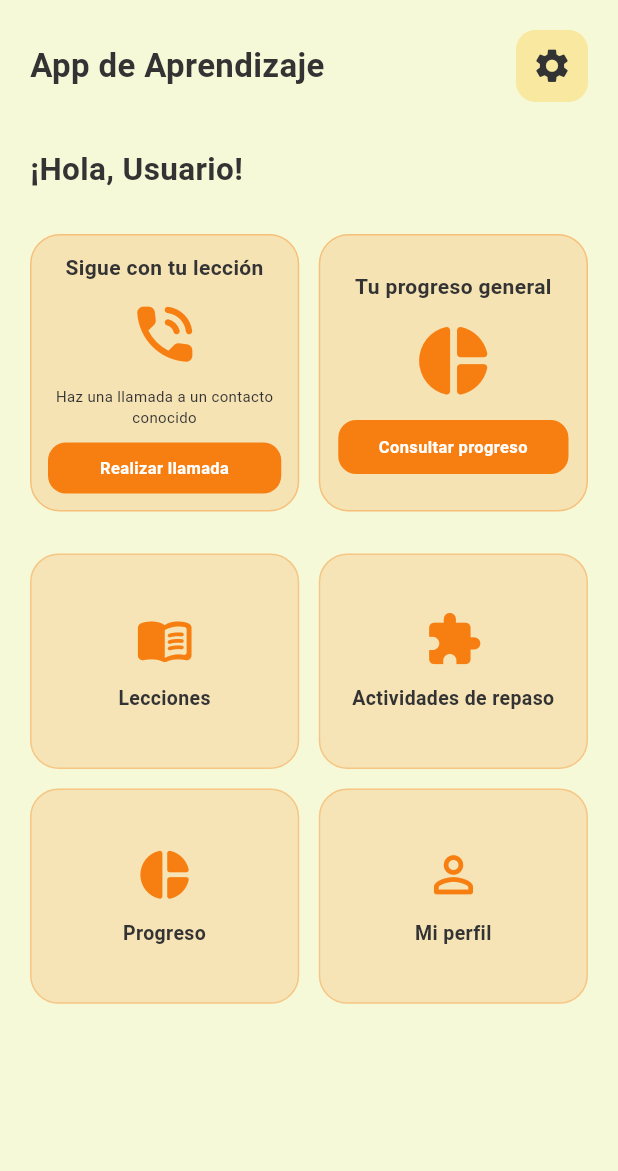
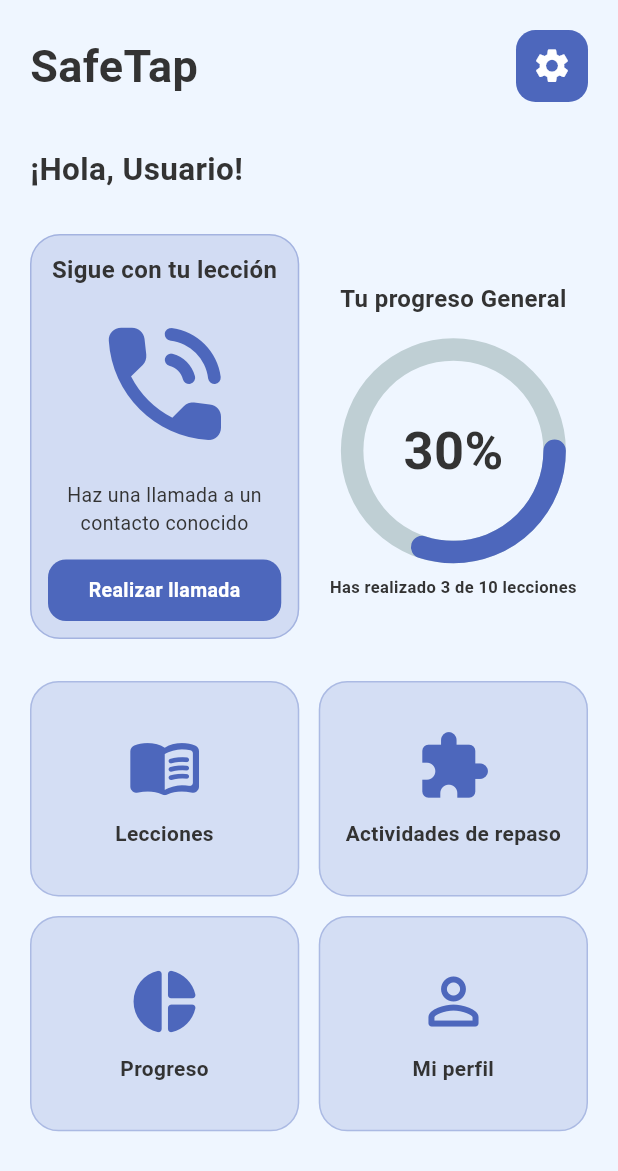
Before and after one commit to DanielCamilo-Paz/simulador, a Flutter app: the screen it shows after launch, on a phone screen of 412 x 824 dp. Shown: the top 1171 px of the screen. Run offline on Flutter 3.47's test engine with Material 3 defaults, Android fonts, the phone set to English and light mode, and no system bars; our stand-ins replace camera, image_picker, shared_preferences.

Commit message:
pantalla principal corregida

```diff
--- a/lib/views/principal/inicio_view.dart
+++ b/lib/views/principal/inicio_view.dart
@@ -13,9 +13,9 @@ class InicioView extends StatefulWidget {
 class _InicioViewState extends State<InicioView> {
 
   // PALETA DE COLORES
-  static const Color naranja = Color(0xFFF77F11);
-  static const Color amarillo = Color(0xFFF8E8A0);
-  static const Color fondo = Color(0xFFF6F9D8);
+  static const Color naranja = Color(0xFF4d67bc);
+  static const Color amarillo = Color(0xFF4d67bc);
+  static const Color fondo = Color(0xFFeff6ff);
   static const Color texto = Color(0xFF333333);
   static const Color blanco = Colors.white;
 
@@ -103,9 +103,9 @@ class _InicioViewState extends State<InicioView> {
 
                   const Expanded(
                     child: Text(
-                      'App de Aprendizaje',
+                      'SafeTap',
                       style: TextStyle(
-                        fontSize: 22,
+                        fontSize: 30,
                         fontWeight: FontWeight.bold,
                         color: texto,
                       ),
@@ -121,7 +121,7 @@ class _InicioViewState extends State<InicioView> {
                       onPressed: null,
                       icon: const Icon(
                         Icons.settings,
-                        color: texto,
+                        color: Colors.white,
                         size: 27,
                       ),
                     ),
@@ -218,7 +218,7 @@ class _InicioViewState extends State<InicioView> {
       onTap: _continuarLeccion,
 
       child: Container(
-        height: 185,
+        height: 270,
         padding: const EdgeInsets.all(11),
 
         decoration: BoxDecoration(
@@ -238,7 +238,7 @@ class _InicioViewState extends State<InicioView> {
               'Sigue con tu lección',
               textAlign: TextAlign.center,
               style: TextStyle(
-                fontSize: 14,
+                fontSize: 16,
                 fontWeight: FontWeight.bold,
                 color: texto,
               ),
@@ -246,7 +246,7 @@ class _InicioViewState extends State<InicioView> {
 
             Icon(
               iconoLeccion,
-              size: 49,
+              size: 100,
               color: naranja,
             ),
 
@@ -254,14 +254,14 @@ class _InicioViewState extends State<InicioView> {
               descripcionLeccion,
               textAlign: TextAlign.center,
               style: const TextStyle(
-                fontSize: 10,
+                fontSize: 13,
                 color: texto,
               ),
             ),
 
             Container(
               width: double.infinity,
-              padding: const EdgeInsets.symmetric(vertical: 9),
+              padding: const EdgeInsets.symmetric(vertical: 11),
 
               decoration: BoxDecoration(
                 color: naranja,
@@ -274,7 +274,7 @@ class _InicioViewState extends State<InicioView> {
                 style: const TextStyle(
                   color: blanco,
                   fontWeight: FontWeight.bold,
-                  fontSize: 11,
+                  fontSize: 13,
                 ),
               ),
             ),
@@ -284,66 +284,111 @@ class _InicioViewState extends State<InicioView> {
     );
   }
 
-  // TARJETA DE PROGRESO
+  // TARJETA DE PROGRESO GENERAL
   Widget _tarjetaProgreso() {
+
+    // DATOS DE EJEMPLO
+    // Después los conectamos al ProgresoController.
+    const int leccionesCompletadas = 3;
+    const int totalLecciones = 10;
+
+    final double porcentaje =
+        leccionesCompletadas / totalLecciones;
+
+    final int porcentajeTexto = (porcentaje * 100).round();
 
     return InkWell(
       borderRadius: BorderRadius.circular(20),
-      onTap: () {},
+      onTap: () {
+        // Aquí podremos abrir la pantalla de progreso general.
+      },
 
       child: Container(
-        height: 185,
-        padding: const EdgeInsets.all(12),
-
-        decoration: BoxDecoration(
-          color: naranja.withOpacity(0.18),
-          borderRadius: BorderRadius.circular(20),
-          border: Border.all(
-            color: naranja.withOpacity(0.35),
-          ),
+        height: 250,
+        padding: const EdgeInsets.symmetric(
+          horizontal: 5,
+          vertical: 0,
         ),
 
-        child: Column(
+        child: LayoutBuilder(
+          builder: (context, constraints) {
+
+            final double tamanoCirculo =
+            (constraints.maxWidth * 0.88).clamp(65.0, 135.0);
+
+            return Column(
               mainAxisAlignment: MainAxisAlignment.spaceEvenly,
-
               children: [
 
+                // TITULO
                 const Text(
-              'Tu progreso general',
+                  'Tu progreso General',
                   textAlign: TextAlign.center,
                   style: TextStyle(
-                fontSize: 14,
+                    fontSize: 16,
+                    height: 2.5,
                     fontWeight: FontWeight.bold,
                     color: texto,
                   ),
                 ),
 
-            const Icon(
-              Icons.pie_chart_rounded,
-              size: 55,
-              color: naranja,
+                // INDICADOR CIRCULAR
+                SizedBox(
+                  width: tamanoCirculo,
+                  height: tamanoCirculo,
+
+                  child: Stack(
+                    alignment: Alignment.center,
+                    children: [
+
+                      // CIRCULO DE PROGRESO
+                      Transform.rotate(
+                        angle: 1.57,
+                        child: SizedBox.expand(
+                          child: CircularProgressIndicator(
+                            value: porcentaje,
+                            strokeWidth: 15,
+                            strokeCap: StrokeCap.round,
+                            backgroundColor: const Color(0xFFBFCFD4),
+                            valueColor:
+                            const AlwaysStoppedAnimation<Color>(
+                              naranja,
+                            ),
+                          ),
+                        ),
                       ),
 
-            Container(
-              width: double.infinity,
-              padding: const EdgeInsets.symmetric(vertical: 10),
-
-              decoration: BoxDecoration(
-                color: naranja,
-                borderRadius: BorderRadius.circular(12),
-              ),
-
-              child: const Text(
-                'Consultar progreso',
-                textAlign: TextAlign.center,
-                style: TextStyle(
-                  color: blanco,
+                      // PORCENTAJE CENTRAL
+                      FittedBox(
+                        fit: BoxFit.scaleDown,
+                        child: Text(
+                          '$porcentajeTexto%',
+                          style: const TextStyle(
+                            fontSize: 35,
                             fontWeight: FontWeight.bold,
-                  fontSize: 11,
+                            color: texto,
                           ),
                         ),
                       ),
                     ],
+                  ),
+                ),
+
+                // LECCIONES REALIZADAS
+                Text(
+                  'Has realizado $leccionesCompletadas de '
+                      '$totalLecciones lecciones',
+                  textAlign: TextAlign.center,
+                  style: const TextStyle(
+                    fontSize: 11,
+                    height: 1.9,
+                    fontWeight: FontWeight.bold,
+                    color: texto,
+                  ),
+                ),
+              ],
+            );
+          },
         ),
       ),
     );
@@ -376,7 +421,7 @@ class _InicioViewState extends State<InicioView> {
 
             Icon(
               icono,
-              size: 39,
+              size: 50,
               color: naranja,
             ),
 
@@ -389,7 +434,7 @@ class _InicioViewState extends State<InicioView> {
                 titulo,
                 textAlign: TextAlign.center,
                 style: const TextStyle(
-                  fontSize: 13,
+                  fontSize: 13.9,
                   fontWeight: FontWeight.bold,
                   color: texto,
                 ),
--- a/pubspec.yaml
+++ b/pubspec.yaml
@@ -43,6 +43,7 @@ dependencies:
   shared_preferences: ^2.5.6
   image: ^4.12.0
   image_cropper: ^13.0.0
+  supabase_flutter: ^2.18.3
 dev_dependencies:
   flutter_test:
     sdk: flutter
```
Also changed, not shown: pubspec.lock, 5 other files. Lines whose indentation alone changed are shown as unchanged.
